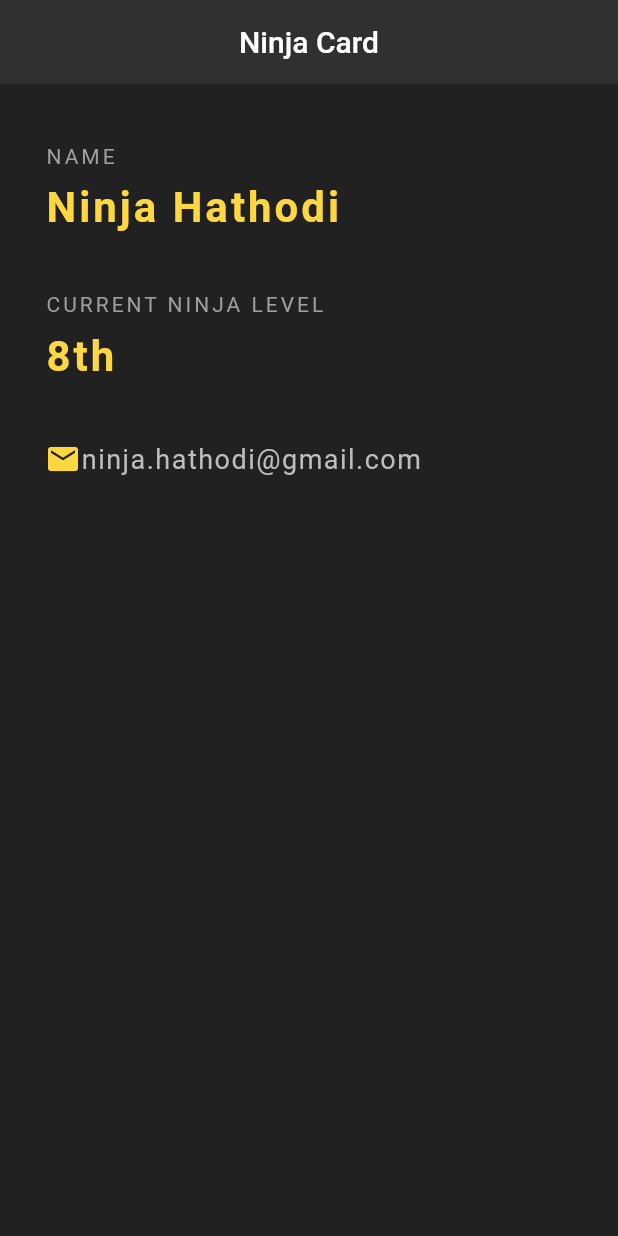
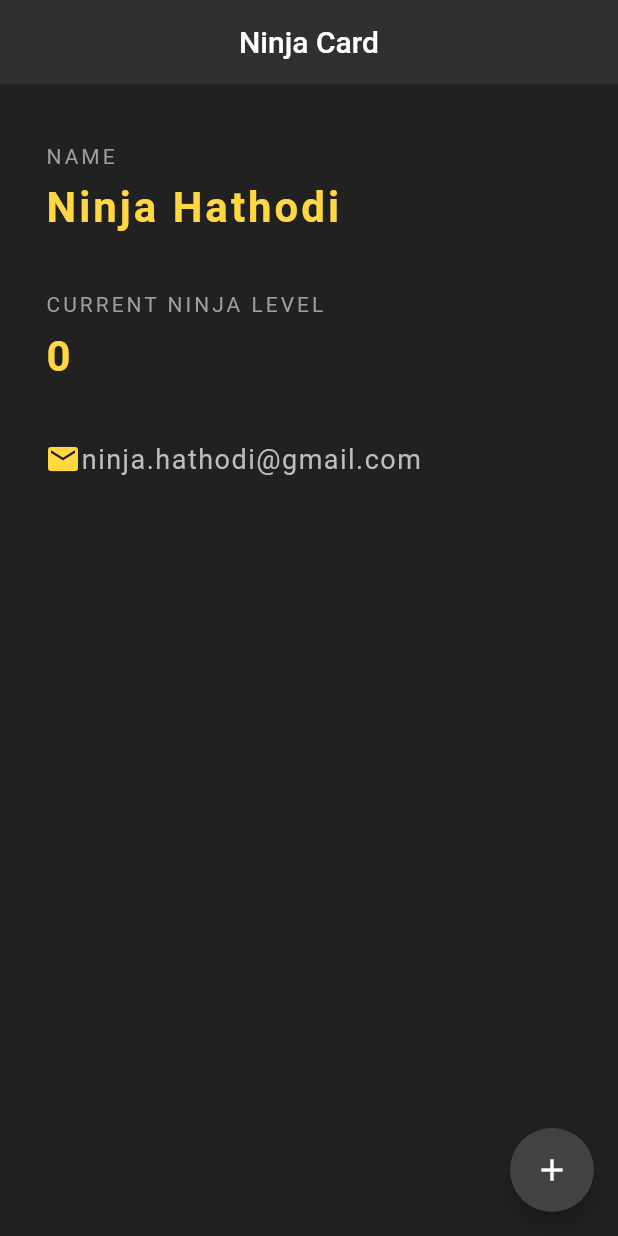
Before and after one commit to MUQuazi/NinjaIdCard, a Flutter app: the screen it shows after launch, on a phone screen of 412 x 824 dp. Run offline on Flutter 3.47's test engine with Material 2 defaults, Android fonts, the phone set to English and light mode, and no system bars.

```diff
--- a/lib/main.dart
+++ b/lib/main.dart
@@ -7,7 +7,13 @@ void main() {
   );
 }
 
-class NinjaCard extends StatelessWidget{
+class NinjaCard extends StatefulWidget{
+  @override
+  State<NinjaCard> createState() => _NinjaCardState();
+}
+
+class _NinjaCardState extends State<NinjaCard> {
+  int level = 0;
   @override
   Widget build(BuildContext context) {
     return Scaffold(
@@ -20,6 +26,16 @@ class NinjaCard extends StatelessWidget{
 
 
       ),
+      floatingActionButton: FloatingActionButton(
+          onPressed: () {
+            setState(() {
+              level += 1;
+            });
+          },
+          child: Icon(Icons.add),
+          backgroundColor: Colors.grey[800],
+       ),
+
       body: Padding(
         padding: EdgeInsets.fromLTRB(30.0, 40.0, 30.0, 30.0),
         child: Column(
@@ -50,7 +66,7 @@ class NinjaCard extends StatelessWidget{
                    ),
             ),
             SizedBox(height: 10.0,),
-            Text('8th',
+            Text('$level',
                 style: TextStyle(
                   color:Colors.amberAccent[200],
                   letterSpacing: 2.0,
@@ -81,5 +97,4 @@ class NinjaCard extends StatelessWidget{
         ),
     );
   }
-
 }
```
